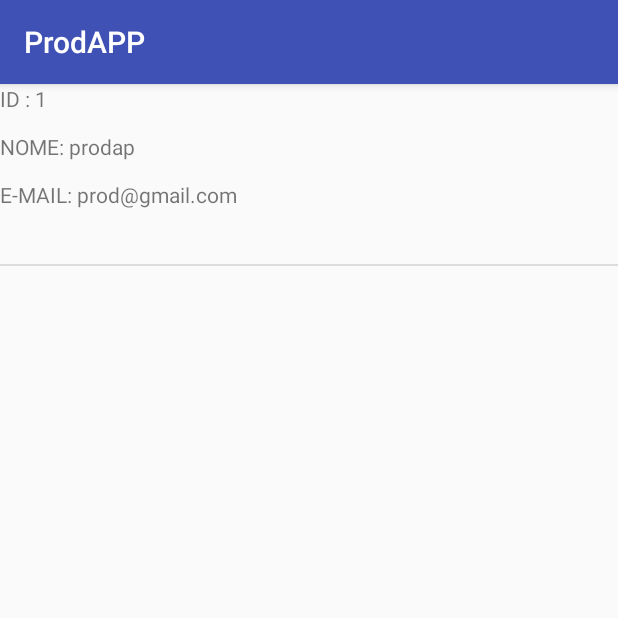
After one commit to GeisonPiegas/ProdAPP, an Android app: the ListaUsuarios screen opened directly, with no data from a screen before it, on a phone screen of 412 x 824 dp, the top half of it. The commit adds this screen. Run offline under Robolectric (Android 15) with nearby library versions, the phone set to English and light mode, and no system bars.

Commit message:
* Criado um ListView que busca os usuarios *Criado um pacote chamado Adapter *Criado a parte de lista Silos mas NÃO TERMINADA!

```diff
--- a/app/src/main/AndroidManifest.xml
+++ b/app/src/main/AndroidManifest.xml
@@ -19,6 +19,8 @@
                 <category android:name="android.intent.category.LAUNCHER" />
             </intent-filter>
         </activity>
+        <activity android:name=".ListaUsuarios" />
+        <activity android:name=".ListaSilos"></activity>
     </application>
 
 </manifest>
--- /dev/null
+++ b/app/src/main/java/Adapter/AdapterUsuarios.java
@@ -0,0 +1,72 @@
+package Adapter;
+
+import android.app.Activity;
+import android.content.Context;
+import android.view.LayoutInflater;
+import android.view.View;
+import android.view.ViewGroup;
+import android.widget.BaseAdapter;
+import android.widget.TextView;
+
+import com.example.alunos.prodapp.R;
+
+import java.util.List;
+
+import Interacao.Usuarios;
+
+/**
+ * Created by Geison on 06/12/2016.
+ */
+public class AdapterUsuarios extends BaseAdapter {
+
+    //Criando novos objetos
+    private Context context;
+    private List<Usuarios> lista;
+
+
+    //Criando o metodo construtor
+    public AdapterUsuarios(Context ctx, List<Usuarios> usuarios) { // Recebendo por parametro e setando.
+        this.context = ctx;
+        this.lista = usuarios;
+    }
+
+
+    // Metodos Implementados Automaticamente
+    @Override
+    public int getCount() {
+        return lista.size(); // pega o valor de tamanho total da lista
+    }
+
+    @Override
+    public Object getItem(int position) {
+        return lista.get(position);
+    }
+
+    @Override
+    public long getItemId(int position) {
+        return position;
+    }
+
+    @Override
+    public View getView(int position, View convertView, ViewGroup parent) {
+
+        Usuarios usuario = lista.get(position);
+
+        if (convertView == null) { //testando um componente grafico que está sendo pego pelo "getView" acima
+
+            LayoutInflater inflater = (LayoutInflater) context.getSystemService(Activity.LAYOUT_INFLATER_SERVICE);
+
+            convertView = inflater.inflate(R.layout.item_usuarios, null);
+        }
+
+
+
+        /* AINDA NÃO É POSSIVEL CHAMAR INFORMAÇÕES DE OUTRAS TABELAS E ENVIAR PARA O TEXTVIEW E LISTVIEW  */
+
+        TextView textView = (TextView) convertView.findViewById(R.id.textViewnomeSilo);
+        textView.setText("ID : "+ usuario.getId_usuario()+"\n\nNOME: " + usuario.getNome_usuario() + "\n\nE-MAIL: " + usuario.getEmail_usuario()+"  \n\n");
+
+        return convertView ;
+    }
+
+}
--- /dev/null
+++ b/app/src/main/java/com/example/alunos/prodapp/ListaUsuarios.java
@@ -0,0 +1,66 @@
+package com.example.alunos.prodapp;
+import android.content.DialogInterface;
+import android.content.Intent;
+import android.support.v7.app.AppCompatActivity;
+import android.os.Bundle;
+import android.view.MenuItem;
+import android.view.View;
+import android.widget.AdapterView;
+import android.widget.ListView;
+
+import java.util.List;
+
+import Adapter.AdapterUsuarios;
+import BD.UsuariosBD;
+import Interacao.Usuarios;
+import Mensagem.MensagemGeral;
+
+public class ListaUsuarios extends AppCompatActivity  implements AdapterView.OnItemClickListener {
+
+    private ListView lista;
+    private List<Usuarios> usuarioList;
+    private AdapterUsuarios adapterUsuarios;
+    private UsuariosBD usuarioBD;
+
+    //----------
+
+    private int idPosicao;
+    private android.app.AlertDialog alertDialog;
+    private android.app.AlertDialog alertConfirmacao;
+
+    //------------
+
+    @Override
+    protected void onCreate(Bundle savedInstanceState) {
+        super.onCreate(savedInstanceState);
+        setContentView(R.layout.activity_lista_usuarios);
+
+
+        usuarioBD = new UsuariosBD(this);
+        usuarioList = usuarioBD.ListaUsuarios();
+        adapterUsuarios = new AdapterUsuarios(this, usuarioList); // ta passando a lista do banco de dados para o adaptador
+
+        lista = (ListView) findViewById(R.id.listViewUsuarios);
+        lista.setAdapter(adapterUsuarios);
+
+        lista.setOnItemClickListener(this); // Setando a maneira SetonClick para interagir com a lista.
+    }
+
+    @Override
+    public boolean onOptionsItemSelected(MenuItem item) { // Criando o menu e recebendo os parametros
+        int id  =  item.getItemId() ;
+
+        if(id == R.id.listViewUsuarios){ // fazendo os testes logicos apos escolher um botão, neste caso manda para outra activity, mas poderia fazer outras funções.
+            startActivity(new Intent(this , MainActivity.class)); // se o teste der certo, inicia uma activity especifica.
+        }
+        return super.onOptionsItemSelected(item);
+    }
+
+
+    //Metodos gerados automaticamente pelo "Implemets"
+    public void onItemClick(AdapterView<?> parent, View view, int position, long id) {
+        idPosicao = position ;
+        alertDialog.show() ;
+
+    }
+}
--- a/app/src/main/java/com/example/alunos/prodapp/TelaDeCadastro.java
+++ b/app/src/main/java/com/example/alunos/prodapp/TelaDeCadastro.java
@@ -157,7 +157,7 @@ public class TelaDeCadastro extends AppCompatActivity implements View.OnClickLis
 
                 finish();
 
-                startActivity(new Intent(this, TelaDeLogin.class));
+                startActivity(new Intent(this, ListaUsuarios.class));
 
                 // Caso de Algum Erro apresentará esta mensagem
             } else {
--- /dev/null
+++ b/app/src/main/res/layout/activity_lista_usuarios.xml
@@ -0,0 +1,11 @@
+<LinearLayout xmlns:android="http://schemas.android.com/apk/res/android"
+    android:layout_width="match_parent"
+    android:layout_height="match_parent"
+    xmlns:app="http://schemas.android.com/apk/res-auto"
+    android:orientation="vertical">
+
+    <ListView
+        android:id="@+id/listViewUsuarios"
+        android:layout_width="match_parent"
+        android:layout_height="match_parent" />
+</LinearLayout>
--- /dev/null
+++ b/app/src/main/res/layout/item_usuarios.xml
@@ -0,0 +1,13 @@
+<?xml version="1.0" encoding="utf-8"?>
+<LinearLayout xmlns:android="http://schemas.android.com/apk/res/android"
+    xmlns:app="http://schemas.android.com/apk/res-auto"
+    android:layout_width="match_parent"
+    android:layout_height="match_parent"
+    android:weightSum="1">
+
+    <TextView
+        android:id="@+id/textViewnomeSilo"
+        android:layout_width="match_parent"
+        android:layout_height="120dp"
+        android:text="TextView" />
+</LinearLayout>
--- a/app/src/main/res/values/strings.xml
+++ b/app/src/main/res/values/strings.xml
@@ -49,5 +49,4 @@
     <!--   - - - - - - - - -->
 
 
-
 </resources>
```
Also changed, not shown: app/src/main/java/Adapter/AdapterSilos.java (added, +8 -0 lines), app/src/main/java/BD/SilosBD.java (added, +8 -0 lines), app/src/main/java/Interacao/Silos.java (added, +43 -0 lines), app/src/main/java/com/example/alunos/prodapp/ListaSilos.java (added, +13 -0 lines), app/src/main/res/layout/activity_lista_silos.xml (added, +15 -0 lines), app/src/main/res/layout/item_silos.xml (added, +27 -0 lines).
